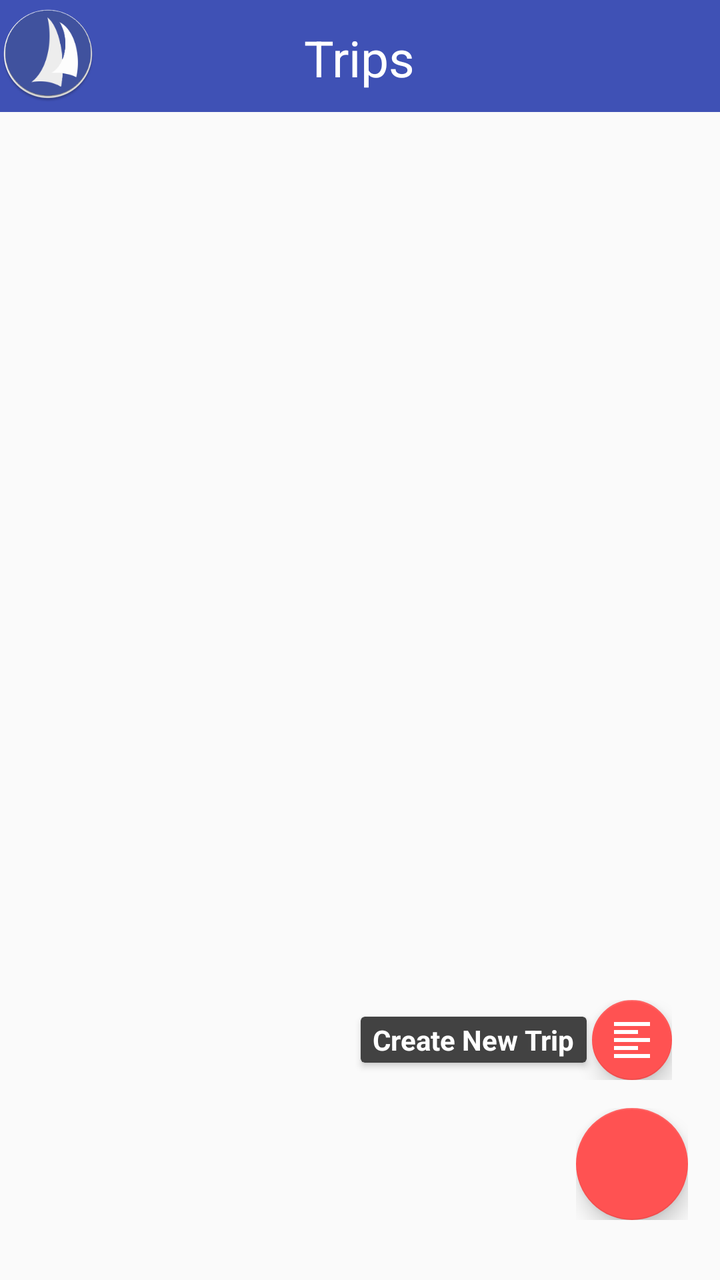
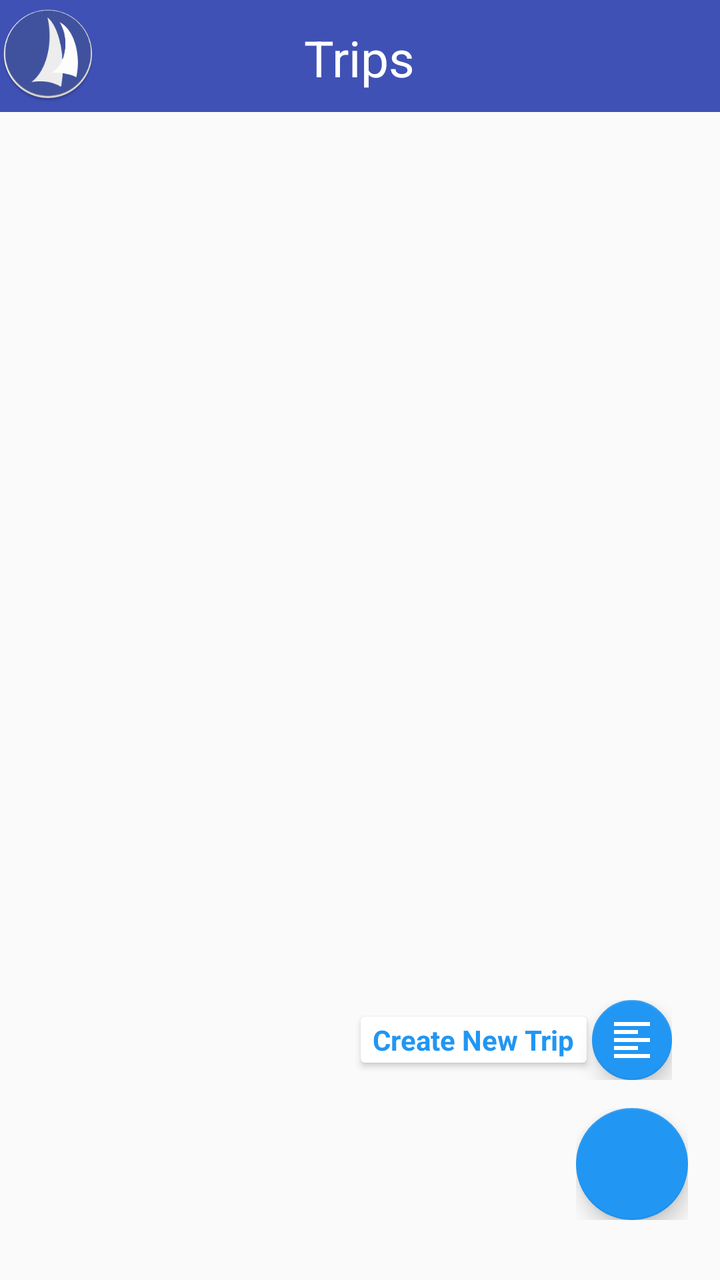

The first picture is an Android layout as it rendered before a commit; the second is the same layout after the commit. The layout source and the unified diff follow.
<!-- AndroidManifest.xml: application theme Base.Theme.Toolbar -->
<!-- res/layout/activity_main_trips.xml -->
<RelativeLayout
    xmlns:android="http://schemas.android.com/apk/res/android"
    xmlns:tools="http://schemas.android.com/tools"
    xmlns:app="http://schemas.android.com/apk/res-auto"
    android:layout_width="match_parent"
    android:layout_height="match_parent"
    tools:context=".MainActivityTrips"
    android:orientation="vertical"
    android:id="@+id/MRL1">

    <android.support.v7.widget.Toolbar
        android:id="@+id/toolbar"
        android:layout_width="match_parent"
        android:layout_height="56dp"
        android:minHeight="?attr/actionBarSize"
        android:background="?attr/colorPrimary"
        app:popupTheme="@style/ThemeOverlay.AppCompat.Light"
        android:theme="@style/Base.Theme.Test" />

    <ImageView
        android:id="@+id/imageView1"
        android:layout_width="wrap_content"
        android:layout_height="wrap_content"
        android:src="@mipmap/ic_launcher"
        android:layout_marginTop="3dp"
        android:layout_alignParentTop="true"
        android:layout_alignParentStart="true" />

    <TextView
        android:layout_width="wrap_content"
        android:layout_height="wrap_content"
        android:text="Trips"
        android:textSize="25sp"
        android:textColor="@color/white"
        android:id="@+id/titleTextView"
        android:layout_alignParentTop="true"
        android:layout_centerHorizontal="true"
        android:padding="12dp"
        android:layout_marginBottom="@dimen/activity_vertical_margin" />

    <ListView
        android:id="@+id/listViewTrips"
        android:layout_width="match_parent"
        android:layout_height="wrap_content"
        android:layout_centerHorizontal="true"
        android:padding="12dp"
        android:layout_below="@+id/toolbar">
    </ListView>

    <include layout="@layout/layout_fabtrips_submenu"/>

</RelativeLayout>
<!-- res/layout/layout_fabtrips_submenu.xml (included above) -->
<?xml version="1.0" encoding="utf-8"?>
<FrameLayout
    xmlns:android="http://schemas.android.com/apk/res/android"
    xmlns:app="http://schemas.android.com/apk/res-auto"
    android:id="@+id/fabFrame"
    android:layout_width="match_parent"
    android:layout_height="match_parent"
    android:layout_marginTop="?attr/actionBarSize"
    android:paddingLeft="@dimen/activity_horizontal_margin"
    android:paddingRight="@dimen/activity_horizontal_margin"
    android:paddingTop="@dimen/activity_vertical_margin"
    android:orientation="vertical">

    <LinearLayout
        android:id="@+id/layoutFabAddNew"
        android:layout_width="wrap_content"
        android:layout_height="wrap_content"
        android:gravity="center_vertical"
        android:layout_gravity="bottom|end"
        android:layout_marginRight="8dp"
        android:layout_marginBottom="100dp"
        android:layout_marginEnd="8dp"
        android:orientation="horizontal">

        <android.support.v7.widget.CardView
            android:layout_width="wrap_content"
            android:layout_height="wrap_content"
            android:backgroundTint="@color/card_background"
            app:cardCornerRadius="@dimen/cardCornerRadius"
            app:cardElevation="@dimen/cardElevation"
            app:cardUseCompatPadding="true" >
            <TextView
                android:id="@+id/addNewTV"
                android:layout_width="wrap_content"
                android:layout_height="wrap_content"
                android:textColor="@color/fab_card_text"
                android:text="@string/FabNewTrip"
                android:textAppearance="?android:attr/textAppearanceSmall"
                android:textStyle="bold"
                android:paddingRight="@dimen/cardview_horizontal_padding"
                android:paddingLeft="@dimen/cardview_horizontal_padding"
                android:paddingBottom="@dimen/cardview_vertical_padding"
                android:paddingTop="@dimen/cardview_vertical_padding" />
        </android.support.v7.widget.CardView>

        <android.support.design.widget.FloatingActionButton
            android:id="@+id/fabAddNew"
            android:layout_width="wrap_content"
            android:layout_height="wrap_content"
            android:src="@drawable/ic_format_align_left_white"
            app:backgroundTint="@color/fab"
            app:fabSize="mini" />

    </LinearLayout>


    <LinearLayout
        android:id="@+id/layoutFabTrips"
        android:layout_width="wrap_content"
        android:layout_height="wrap_content"
        android:gravity="center_vertical"
        android:layout_gravity="bottom|end"
        android:layout_marginBottom="30dp"
        android:orientation="horizontal">

        <android.support.design.widget.FloatingActionButton
            android:id="@+id/fabTrips"
            android:layout_width="wrap_content"
            android:layout_height="wrap_content"
            android:layout_gravity="bottom|end"
            app:backgroundTint="@color/fab"
            app:fabSize="normal" />

    </LinearLayout>
</FrameLayout>
<!-- resources referenced by this layout -->
<resources>
  <color name="card_background">@color/grey800</color>
  <color name="fab">@color/night_text</color>
  <color name="fab_card_text">@color/white</color>
  <color name="white">#ffffff</color>
  <dimen name="activity_horizontal_margin">16dp</dimen>
  <dimen name="activity_vertical_margin">16dp</dimen>
  <dimen name="cardCornerRadius">2dp</dimen>
  <dimen name="cardElevation">2dp</dimen>
  <dimen name="cardview_horizontal_padding">6dp</dimen>
  <dimen name="cardview_vertical_padding">2dp</dimen>
  <!-- drawable ic_format_align_left_white: png bitmap (drawable-hdpi, 101 bytes) -->
  <!-- mipmap ic_launcher: png bitmap (mipmap-hdpi, 5911 bytes) -->
  <string name="FabNewTrip">Create New Trip</string>
  <style name="Base.Theme.Test" parent="Theme.AppCompat.Light.NoActionBar">
          <item name="colorPrimary">@color/primary</item>
          <item name="colorPrimaryDark">@color/primary_dark</item>
          <item name="colorAccent">@color/night_text</item>
          <item name="android:textColorPrimary">@color/white</item>
          <item name="android:homeAsUpIndicator">@drawable/ic_action_menu</item>
      </style>
  <style name="Base.Theme.Toolbar" parent="Theme.AppCompat.Light.NoActionBar">
          <item name="colorPrimary">@color/primary</item>
          <item name="colorPrimaryDark">@color/primary_dark</item>
          <item name="colorAccent">@color/night_text</item>
          <item name="mcab_contentinset_start">60dp</item>
      </style>
  <color name="grey800">#424242</color>
  <color name="night_text">@color/accent</color>
  <color name="primary">#ff3F51B5</color>
  <color name="primary_dark">#ff303F9F</color>
  <!-- drawable ic_action_menu (drawable) -->
  <?xml version="1.0" encoding="utf-8"?>
  <vector xmlns:android="http://schemas.android.com/apk/res/android"
      android:width="24dp"
      android:height="24dp"
      android:viewportWidth="24"
      android:viewportHeight="24">
  
      <path
          android:pathData="M0 0h24v24H0z" />
      <path
          android:fillColor="#ffffff"
          android:pathData="M3 18h18v-2H3v2zm0-5h18v-2H3v2zm0-7v2h18V6H3z" />
  </vector>
  <color name="accent">#ffFF5252</color>
</resources>

<!-- the commit's change to res/layout/activity_main_trips.xml (unified diff, before → after) -->
@@ -1,14 +1,25 @@
-<RelativeLayout
-    xmlns:android="http://schemas.android.com/apk/res/android"
+<androidx.drawerlayout.widget.DrawerLayout xmlns:android="http://schemas.android.com/apk/res/android"
+    xmlns:app="http://schemas.android.com/apk/res-auto"
     xmlns:tools="http://schemas.android.com/tools"
-    xmlns:app="http://schemas.android.com/apk/res-auto"
+    android:id="@+id/drawer_layout"
+    android:layout_height="match_parent"
     android:layout_width="match_parent"
-    android:layout_height="match_parent"
-    tools:context=".MainActivityTrips"
-    android:orientation="vertical"
-    android:id="@+id/MRL1">
+    android:fitsSystemWindows="true">
 
-    <android.support.v7.widget.Toolbar
+    <LinearLayout
+        android:layout_width="match_parent"
+        android:layout_height="match_parent"
+        android:orientation="vertical">
+
+
+        <RelativeLayout
+            android:layout_width="match_parent"
+            android:layout_height="match_parent"
+            tools:context=".MainActivityTrips"
+            android:orientation="vertical"
+            android:id="@+id/MRL1">
+
+    <androidx.appcompat.widget.Toolbar
         android:id="@+id/toolbar"
         android:layout_width="match_parent"
         android:layout_height="56dp"
@@ -49,7 +60,20 @@
 
     <include layout="@layout/layout_fabtrips_submenu"/>
 
-</RelativeLayout>
+        </RelativeLayout>
+    </LinearLayout>
+
+    <com.google.android.material.navigation.NavigationView
+        android:id="@+id/nav_view"
+        android:layout_height="match_parent"
+        android:layout_width="wrap_content"
+        android:layout_gravity="start"
+        android:fitsSystemWindows="true"
+        app:headerLayout="@layout/nav_header"
+        app:menu="@menu/drawer_create_entries"
+        app:theme="@style/NavigationViewTheme" />
+
+</androidx.drawerlayout.widget.DrawerLayout>
 <!-- res/layout/layout_fabtrips_submenu.xml (included above) -->
 <?xml version="1.0" encoding="utf-8"?>
 <FrameLayout
@@ -75,10 +99,10 @@
         android:layout_marginEnd="8dp"
         android:orientation="horizontal">
 
-        <android.support.v7.widget.CardView
+        <androidx.cardview.widget.CardView
             android:layout_width="wrap_content"
             android:layout_height="wrap_content"
-            android:backgroundTint="@color/card_background"
+            android:backgroundTint="@color/background"
             app:cardCornerRadius="@dimen/cardCornerRadius"
             app:cardElevation="@dimen/cardElevation"
             app:cardUseCompatPadding="true" >
@@ -94,9 +118,9 @@
                 android:paddingLeft="@dimen/cardview_horizontal_padding"
                 android:paddingBottom="@dimen/cardview_vertical_padding"
                 android:paddingTop="@dimen/cardview_vertical_padding" />
-        </android.support.v7.widget.CardView>
+        </androidx.cardview.widget.CardView>
 
-        <android.support.design.widget.FloatingActionButton
+        <com.google.android.material.floatingactionbutton.FloatingActionButton
             android:id="@+id/fabAddNew"
             android:layout_width="wrap_content"
             android:layout_height="wrap_content"
@@ -116,7 +140,7 @@
         android:layout_marginBottom="30dp"
         android:orientation="horizontal">
 
-        <android.support.design.widget.FloatingActionButton
+        <com.google.android.material.floatingactionbutton.FloatingActionButton
             android:id="@+id/fabTrips"
             android:layout_width="wrap_content"
             android:layout_height="wrap_content"
@@ -126,3 +150,34 @@
 
     </LinearLayout>
 </FrameLayout>
+<!-- res/layout/nav_header.xml (included above) -->
+<?xml version="1.0" encoding="utf-8"?>
+<LinearLayout xmlns:android="http://schemas.android.com/apk/res/android"
+    android:layout_width="match_parent"
+    android:layout_height="192dp"
+    android:id="@+id/layout11"
+    android:background="@color/primary"
+    android:padding="16dp"
+    android:theme="@style/ThemeOverlay.AppCompat.Dark"
+    android:orientation="vertical"
+    android:gravity="bottom">
+
+    <ImageView
+        android:layout_width="100dp"
+        android:layout_height="100dp"
+        android:id="@+id/imVie_AppLogo"
+        android:src="@mipmap/ic_launcher"
+        android:layout_marginBottom="12dp"
+        android:layout_gravity="center_horizontal" />
+
+
+    <TextView
+        android:layout_width="wrap_content"
+        android:layout_height="wrap_content"
+        android:text="@string/BoatLog"
+        android:layout_gravity="center_horizontal"
+        style="@style/TextAppearance.AppCompat.Subhead" />
+
+
+
+</LinearLayout>
<!-- resource entries referenced after the edit -->
@@ -1,8 +1,8 @@
 <!-- resources referenced by this layout -->
 <resources>
-  <color name="card_background">@color/grey800</color>
+  <color name="background">#ffffffff</color>
   <color name="fab">@color/night_text</color>
-  <color name="fab_card_text">@color/white</color>
+  <color name="fab_card_text">@color/accent</color>
   <color name="white">#ffffff</color>
   <dimen name="activity_horizontal_margin">16dp</dimen>
   <dimen name="activity_vertical_margin">16dp</dimen>
@@ -12,6 +12,7 @@
   <dimen name="cardview_vertical_padding">2dp</dimen>
   <!-- drawable ic_format_align_left_white: png bitmap (drawable-hdpi, 101 bytes) -->
   <!-- mipmap ic_launcher: png bitmap (mipmap-hdpi, 5911 bytes) -->
+  <string name="BoatLog">BoatLog</string>
   <string name="FabNewTrip">Create New Trip</string>
   <style name="Base.Theme.Test" parent="Theme.AppCompat.Light.NoActionBar">
           <item name="colorPrimary">@color/primary</item>
@@ -20,13 +21,15 @@
           <item name="android:textColorPrimary">@color/white</item>
           <item name="android:homeAsUpIndicator">@drawable/ic_action_menu</item>
       </style>
+  <style name="NavigationViewTheme" parent="AppTheme">
+          <item name="textAppearanceListItem">@style/TextAppearance.AppCompat.Body2</item>
+      </style>
+      ThemeOverlay_Material_Dialog_Alert
   <style name="Base.Theme.Toolbar" parent="Theme.AppCompat.Light.NoActionBar">
           <item name="colorPrimary">@color/primary</item>
           <item name="colorPrimaryDark">@color/primary_dark</item>
           <item name="colorAccent">@color/night_text</item>
-          <item name="mcab_contentinset_start">60dp</item>
       </style>
-  <color name="grey800">#424242</color>
   <color name="night_text">@color/accent</color>
   <color name="primary">#ff3F51B5</color>
   <color name="primary_dark">#ff303F9F</color>
@@ -44,6 +47,11 @@
           android:fillColor="#ffffff"
           android:pathData="M3 18h18v-2H3v2zm0-5h18v-2H3v2zm0-7v2h18V6H3z" />
   </vector>
-  <color name="accent">#ffFF5252</color>
+  <style name="AppTheme" parent="android:Theme.Material.Light">
+          <item name="android:colorPrimary">@color/primary</item>
+          <item name="android:colorPrimaryDark">@color/primary_dark</item>
+          <item name="android:colorAccent">@color/night_text</item>
+      </style>
+  <color name="accent">#2196F3</color>
 </resources>
 
